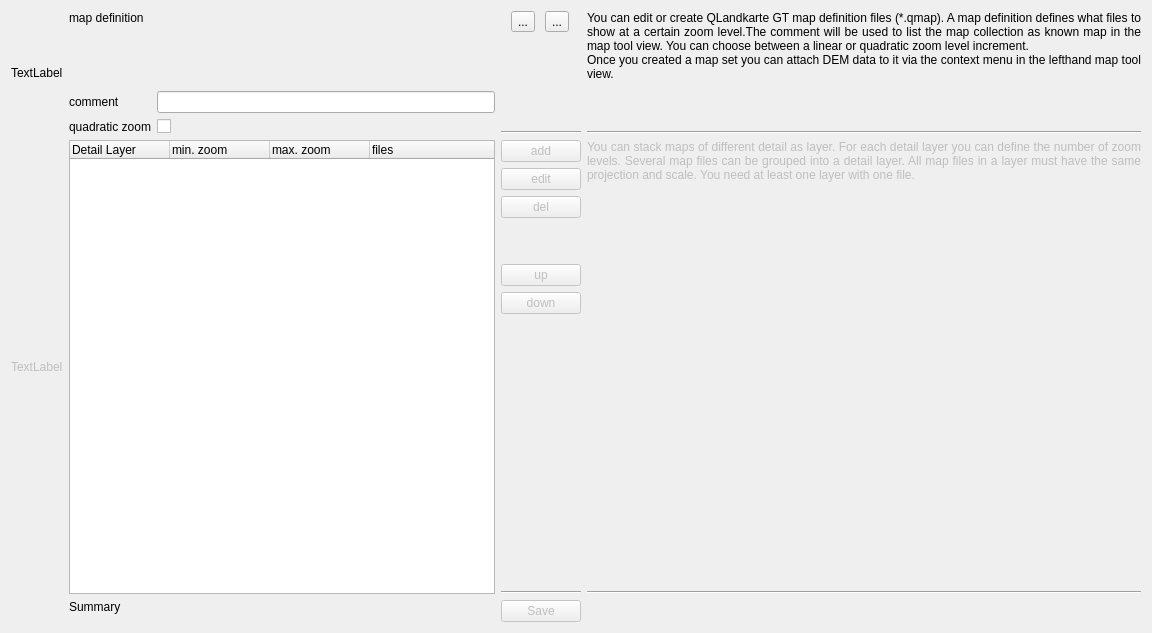
ntruchsess/QLandkarteGT, file src/ICreateMapQMAP.ui: the form before one commit.
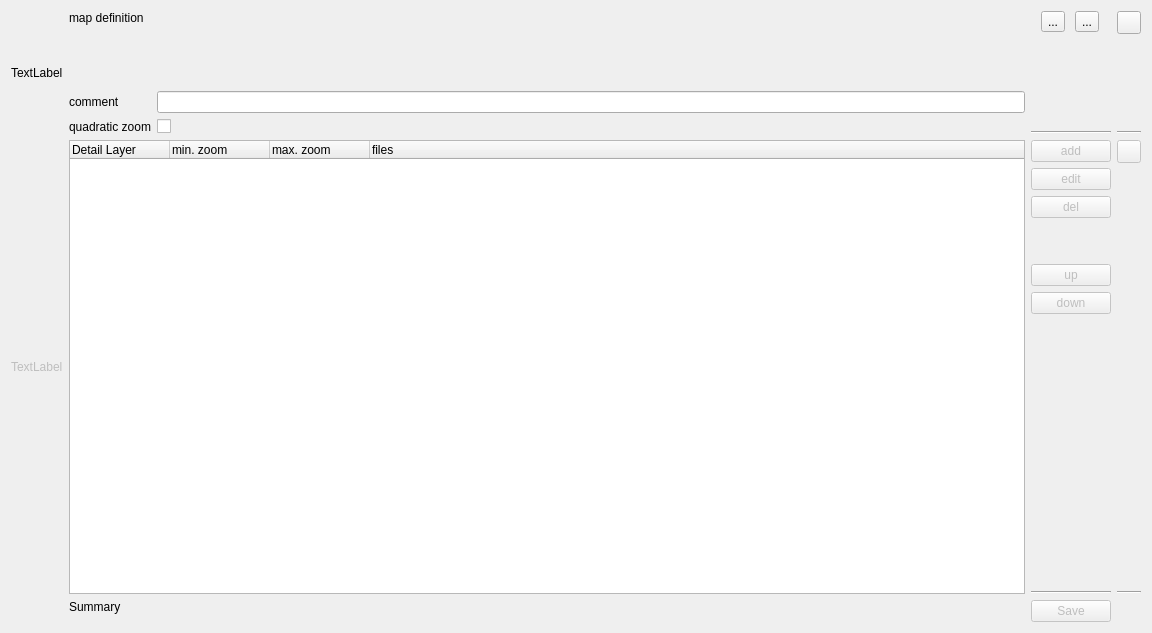
The form after the commit. Custom widgets are drawn as their Qt base class.

Commit message: add better help system for map referencing

```diff
--- a/src/ICreateMapQMAP.ui
+++ b/src/ICreateMapQMAP.ui
@@ -138,18 +138,24 @@
    <item row="0" column="3" >
     <layout class="QVBoxLayout" >
      <item>
-      <widget class="QLabel" name="labelDoc1" >
-       <property name="text" >
-        <string>You can edit or create QLandkarte GT map definition files (*.qmap). A map definition defines what files to show at a certain zoom level.The comment will be used to list the map collection as known map in the map tool view. You can choose between a linear or quadratic zoom level increment.
-Once you created a map set you can attach DEM data to it via the context menu in the lefthand map tool view.</string>
+      <widget class="CHelpButton" name="helpStep1">
+       <property name="text">
+        <string notr="true"/>
        </property>
-       <property name="alignment" >
-        <set>Qt::AlignJustify|Qt::AlignTop</set>
+      </widget>
+     </item>
+     <item>
+      <spacer name="verticalSpacer">
+       <property name="orientation">
+        <enum>Qt::Vertical</enum>
        </property>
-       <property name="wordWrap" >
-        <bool>true</bool>
+       <property name="sizeHint" stdset="0">
+        <size>
+         <width>20</width>
+         <height>40</height>
+        </size>
        </property>
-      </widget>
+      </spacer>
      </item>
      <item>
       <widget class="Line" name="line" >
@@ -299,24 +305,31 @@
    <item row="1" column="3" >
     <layout class="QVBoxLayout" >
      <item>
-      <widget class="QLabel" name="labelDoc2" >
-       <property name="enabled" >
+      <widget class="CHelpButton" name="helpStep2">
+       <property name="enabled">
         <bool>false</bool>
        </property>
-       <property name="text" >
-        <string>You can stack maps of different detail as layer. For each detail layer you can define the number of zoom levels. Several map files can be grouped into a detail layer. All map files in a layer must have the same projection and scale. You need at least one layer with one file.</string>
-       </property>
-       <property name="alignment" >
-        <set>Qt::AlignJustify|Qt::AlignTop</set>
-       </property>
-       <property name="wordWrap" >
-        <bool>true</bool>
+       <property name="text">
+        <string notr="true"/>
        </property>
       </widget>
      </item>
      <item>
-      <widget class="Line" name="line_2" >
-       <property name="orientation" >
+      <spacer name="verticalSpacer_2">
+       <property name="orientation">
+        <enum>Qt::Vertical</enum>
+       </property>
+       <property name="sizeHint" stdset="0">
+        <size>
+         <width>20</width>
+         <height>40</height>
+        </size>
+       </property>
+      </spacer>
+     </item>
+     <item>
+      <widget class="Line" name="line_2">
+       <property name="orientation">
         <enum>Qt::Horizontal</enum>
        </property>
       </widget>
@@ -366,21 +379,15 @@
      </property>
     </widget>
    </item>
-   <item row="2" column="3" >
-    <spacer>
-     <property name="orientation" >
-      <enum>Qt::Horizontal</enum>
-     </property>
-     <property name="sizeHint" stdset="0" >
-      <size>
-       <width>40</width>
-       <height>20</height>
-      </size>
-     </property>
-    </spacer>
-   </item>
   </layout>
  </widget>
+ <customwidgets>
+  <customwidget>
+   <class>CHelpButton</class>
+   <extends>QToolButton</extends>
+   <header>CHelpButton.h</header>
+  </customwidget>
+ </customwidgets>
  <resources/>
  <connections/>
 </ui>
```
Left out of the diff: 221 changed lines with no effect on the pictures. The commit also changes 12 other files.
